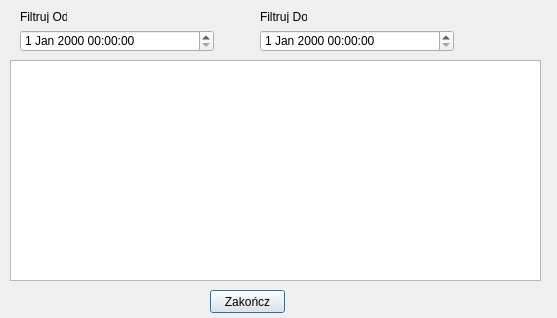
Above: show_events_dialog.ui from MichalKNR/FitMaster5000 before the change. Below: the same form after it.
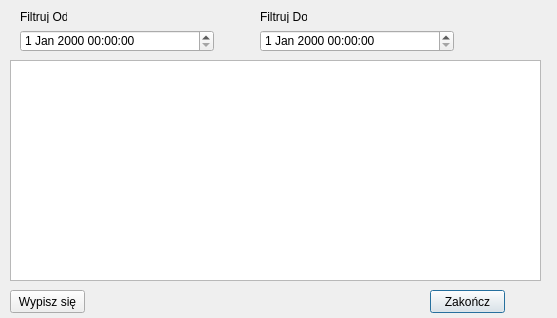
That is the form after the change.

Commit message: Signing off functinality added

```diff
--- a/show_events_dialog.ui
+++ b/show_events_dialog.ui
@@ -16,7 +16,7 @@
   <widget class="QPushButton" name="End_Dialog_PB">
    <property name="geometry">
     <rect>
-     <x>210</x>
+     <x>430</x>
      <y>290</y>
      <width>75</width>
      <height>23</height>
@@ -82,6 +82,26 @@
     <string>Filtruj Do</string>
    </property>
   </widget>
+  <widget class="QPushButton" name="exit_event_PB">
+   <property name="geometry">
+    <rect>
+     <x>10</x>
+     <y>290</y>
+     <width>75</width>
+     <height>23</height>
+    </rect>
+   </property>
+   <property name="text">
+    <string>Wypisz się</string>
+   </property>
+  </widget>
+  <zorder>exit_event_PB</zorder>
+  <zorder>End_Dialog_PB</zorder>
+  <zorder>EventsTable</zorder>
+  <zorder>dateTimeEdit</zorder>
+  <zorder>dateTimeEdit_2</zorder>
+  <zorder>label</zorder>
+  <zorder>label_2</zorder>
  </widget>
  <resources/>
  <connections/>
```
The commit also changes 2 other files.
